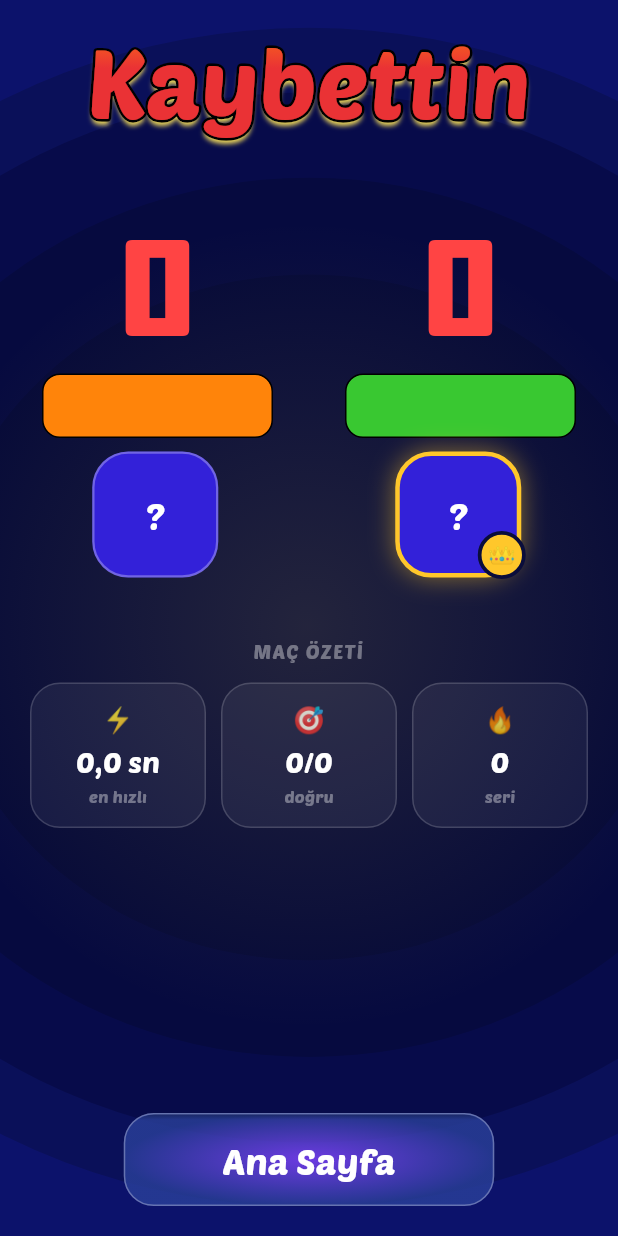
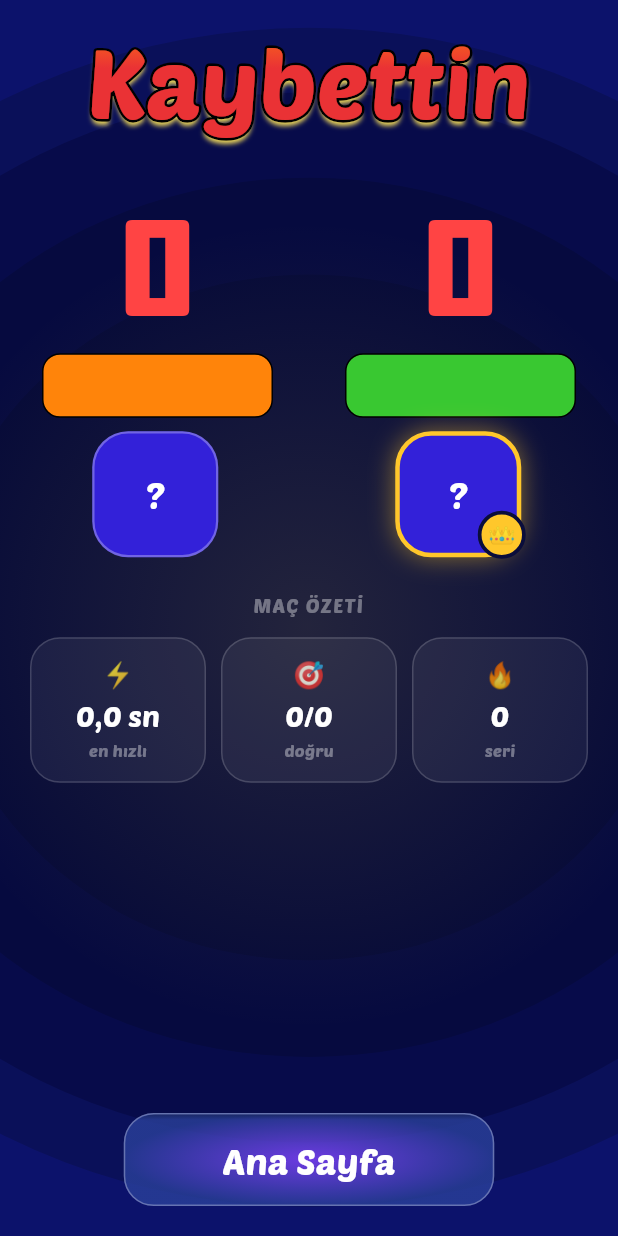
Before and after one commit to ymntrn/321football, a Flutter app: the MatchResultScreen screen opened directly with empty values, on a phone screen of 412 x 824 dp. Run offline on Flutter 3.47's test engine with Material 3 defaults, Android fonts, the phone set to English and light mode, and no system bars; our stand-ins replace flutter_svg, share_plus, shared_preferences, sqflite, supabase_flutter; missing offline and left inert: unorm_dart; accounts and stored records are empty; network calls fail; project files that could hold a hidden picture were left out.

Commit message:
Fix stale coins after ranked and the clipped ranked result screen
- always call the idempotent record_match_result once, since it is also what refreshes the account; the opponent often records first
- shrink the result screen's fixed gaps on short screens so Ana Sayfa stays visible under the trophy/coin row

Co-Authored-By: Claude Opus 5.5 <noreply@anthropic.com>

Claude-Session: https://claude.ai/code/session_01MgeNbpQkKrxNRKyZPEwEAf

```diff
--- a/app/lib/screens/match_end_screens.dart
+++ b/app/lib/screens/match_end_screens.dart
@@ -650,7 +650,13 @@ class MatchResultScreen extends StatelessWidget {
       body: ScreenBackground(
         child: SafeArea(
           child: LayoutBuilder(
-            builder: (context, box) => SingleChildScrollView(
+            builder: (context, box) {
+              // The frame is 932 pt tall. On a real phone (~860 pt under the
+              // status bar) the ranked trophy/coin row pushed Ana Sayfa off
+              // the bottom, so the fixed gaps shrink when height is short.
+              final tight = box.maxHeight < 900;
+              double gap(double full) => tight ? full * 0.55 : full;
+              return SingleChildScrollView(
               padding: const EdgeInsets.symmetric(horizontal: 20),
               child: ConstrainedBox(
                 constraints: BoxConstraints(minHeight: box.maxHeight),
@@ -673,7 +679,7 @@ class MatchResultScreen extends StatelessWidget {
                                 stops: [0, 0.40865],
                               ),
                       ),
-                      const SizedBox(height: 30),
+                      SizedBox(height: gap(30)),
                       _Sides(
                         playerName: playerName,
                         opponentName: opponentName,
@@ -681,12 +687,12 @@ class MatchResultScreen extends StatelessWidget {
                         opponentScore: opponentScore,
                         won: won,
                       ),
-                      const SizedBox(height: 37),
+                      SizedBox(height: gap(37)),
                       const _Caption('MAÇ ÖZETİ', color: T.beyaz038),
                       const SizedBox(height: 11),
                       _SummaryRow(summary: summary),
                       if (ranked) ...[
-                        const SizedBox(height: 26),
+                        SizedBox(height: gap(26)),
                         _EconomyRow(trophies: trophyDelta, coins: coinDelta),
                       ],
                       const Spacer(),
@@ -704,7 +710,7 @@ class MatchResultScreen extends StatelessWidget {
                           ),
                         )
                       else
-                        const SizedBox(height: 40),
+                        SizedBox(height: gap(40)),
                       // A rematch keeps the same room and the same code, so
                       // nobody has to share a new one to play again.
                       if (onRematch != null)
@@ -716,7 +722,7 @@ class MatchResultScreen extends StatelessWidget {
                             onTap: onRematch,
                           ),
                         ),
-                      const SizedBox(height: 44),
+                      SizedBox(height: gap(44)),
                       SizedBox(
                         width: 247,
                         child: LobbyButton(
@@ -732,7 +738,8 @@ class MatchResultScreen extends StatelessWidget {
                   ),
                 ),
               ),
-            ),
+            );
+            },
           ),
         ),
       ),
--- a/app/lib/screens/match_screen.dart
+++ b/app/lib/screens/match_screen.dart
@@ -323,7 +323,12 @@ class _MatchScreenState extends State<MatchScreen> {
   bool _recording = false;
 
   Future<void> _recordResult() async {
-    if (_recording || _room.resultRecorded) return;
+    // Not skipped when the room is already recorded: the opponent often
+    // records first, and this call is also what refreshes OUR coins and
+    // trophies (Ana Sayfa's own refresh fires when matchmaking is replaced
+    // by the match, i.e. at the START). The RPC is idempotent, so calling
+    // it after the other seat costs nothing and returns the deltas.
+    if (_recording) return;
     _recording = true;
     try {
       for (var attempt = 0; attempt < 3; attempt++) {
```
